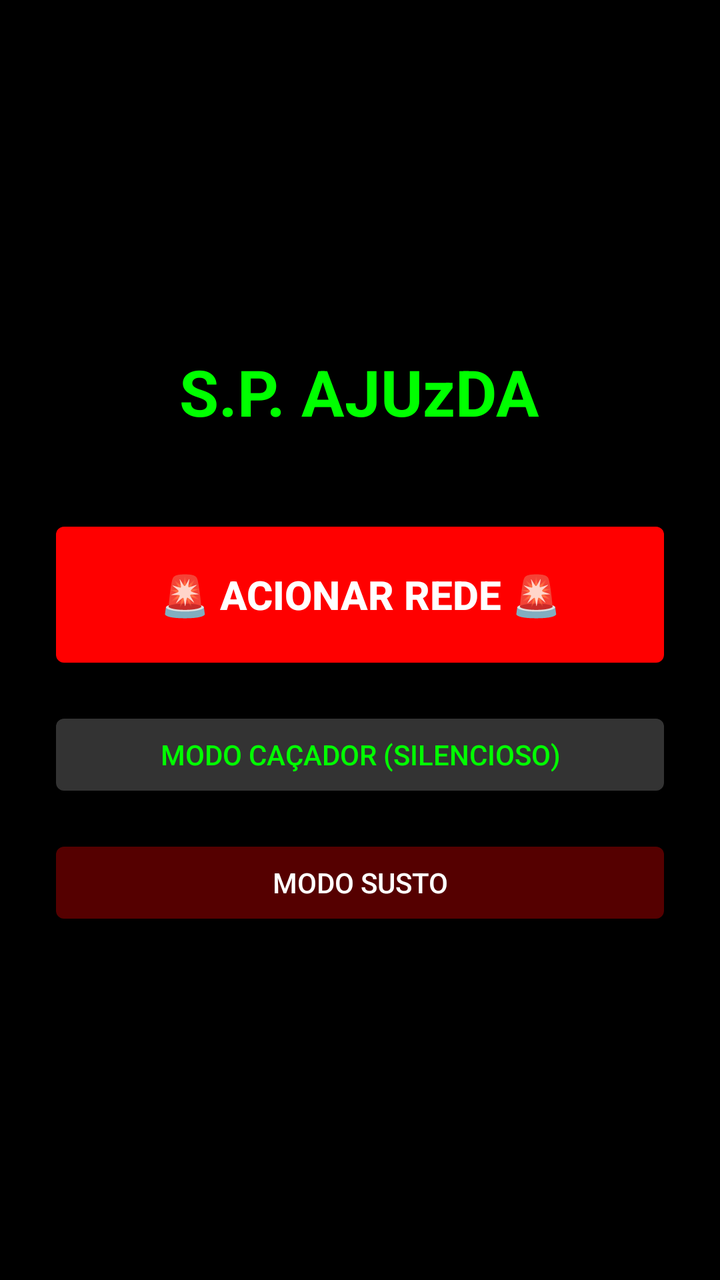
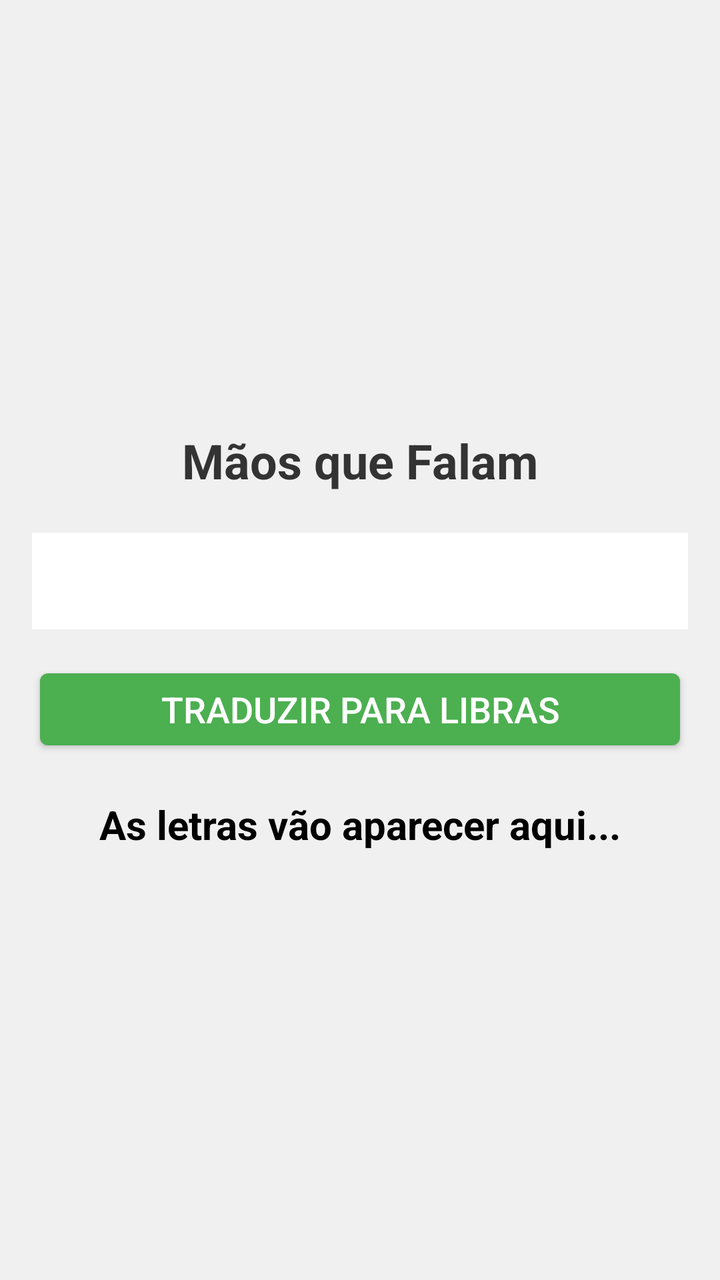

An Android layout rendered at two revisions. The XML below is the earlier revision; the diff shows what the commit changed to produce the second picture.
<!-- AndroidManifest.xml: application theme android:Theme.DeviceDefault.NoActionBar -->
<!-- res/layout/activity_main.xml -->
<?xml version="1.0" encoding="utf-8"?>
<LinearLayout xmlns:android="http://schemas.android.com/apk/res/android"
    android:id="@+id/telaPrincipal"
    android:layout_width="match_parent"
    android:layout_height="match_parent"
    android:orientation="vertical"
    android:gravity="center"
    android:background="#000000"
    android:padding="24dp">

    <TextView
        android:layout_width="wrap_content"
        android:layout_height="wrap_content"
        android:text="S.P. AJUzDA"
        android:textColor="#00FF00"
        android:textSize="32sp"
        android:textStyle="bold"
        android:layout_marginBottom="40dp" />

    <Button
        android:id="@+id/btnSOS"
        android:layout_width="match_parent"
        android:layout_height="80dp"
        android:text="🚨 ACIONAR REDE 🚨"
        android:backgroundTint="#FF0000"
        android:textColor="#FFFFFF"
        android:textSize="20sp"
        android:textStyle="bold"
        android:layout_marginBottom="16dp" />

    <Button
        android:id="@+id/btnCacador"
        android:layout_width="match_parent"
        android:layout_height="wrap_content"
        android:text="MODO CAÇADOR (Silencioso)"
        android:backgroundTint="#333333"
        android:textColor="#00FF00"
        android:layout_marginBottom="16dp" />

    <Button
        android:id="@+id/btnSusto"
        android:layout_width="match_parent"
        android:layout_height="wrap_content"
        android:text="MODO SUSTO"
        android:backgroundTint="#550000"
        android:textColor="#FFFFFF" />

</LinearLayout>
<!-- resources referenced by this layout -->
<resources>

</resources>

<!-- the commit's change to res/layout/activity_main.xml (unified diff, before → after) -->
@@ -1,48 +1,50 @@
 <?xml version="1.0" encoding="utf-8"?>
 <LinearLayout xmlns:android="http://schemas.android.com/apk/res/android"
-    android:id="@+id/telaPrincipal"
     android:layout_width="match_parent"
     android:layout_height="match_parent"
     android:orientation="vertical"
     android:gravity="center"
-    android:background="#000000"
-    android:padding="24dp">
+    android:padding="16dp"
+    android:background="#F0F0F0">
 
     <TextView
         android:layout_width="wrap_content"
         android:layout_height="wrap_content"
-        android:text="S.P. AJUzDA"
-        android:textColor="#00FF00"
-        android:textSize="32sp"
+        android:text="Mãos que Falam"
+        android:textSize="24sp"
         android:textStyle="bold"
-        android:layout_marginBottom="40dp" />
+        android:textColor="#333333"
+        android:layout_marginBottom="20dp"/>
+
+    <EditText
+        android:id="@+id/editTexto"
+        android:layout_width="match_parent"
+        android:layout_height="wrap_content"
+        android:hint="Digite o que quer falar..."
+        android:inputType="text"
+        android:textSize="18sp"
+        android:padding="12dp"
+        android:background="#FFFFFF"
+        android:layout_marginBottom="16dp"/>
 
     <Button
-        android:id="@+id/btnSOS"
-        android:layout_width="match_parent"
-        android:layout_height="80dp"
-        android:text="🚨 ACIONAR REDE 🚨"
-        android:backgroundTint="#FF0000"
-        android:textColor="#FFFFFF"
-        android:textSize="20sp"
-        android:textStyle="bold"
-        android:layout_marginBottom="16dp" />
-
-    <Button
-        android:id="@+id/btnCacador"
+        android:id="@+id/btnTraduzir"
         android:layout_width="match_parent"
         android:layout_height="wrap_content"
-        android:text="MODO CAÇADOR (Silencioso)"
-        android:backgroundTint="#333333"
-        android:textColor="#00FF00"
-        android:layout_marginBottom="16dp" />
+        android:text="Traduzir para Libras"
+        android:backgroundTint="#4CAF50"
+        android:textColor="#FFFFFF"
+        android:textSize="18sp"
+        android:layout_marginBottom="20dp"/>
 
-    <Button
-        android:id="@+id/btnSusto"
+    <TextView
+        android:id="@+id/txtResultado"
         android:layout_width="match_parent"
         android:layout_height="wrap_content"
-        android:text="MODO SUSTO"
-        android:backgroundTint="#550000"
-        android:textColor="#FFFFFF" />
+        android:text="As letras vão aparecer aqui..."
+        android:textSize="20sp"
+        android:textColor="#000000"
+        android:gravity="center"
+        android:textStyle="bold"/>
 
 </LinearLayout>
